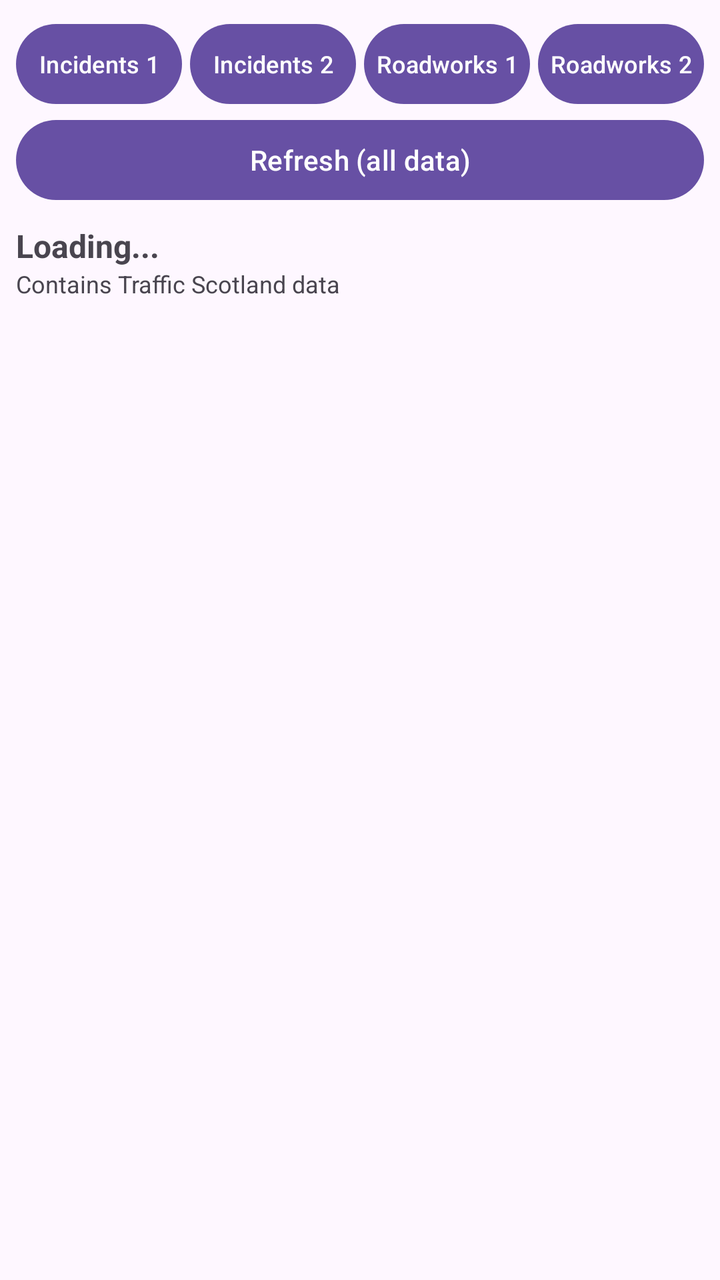
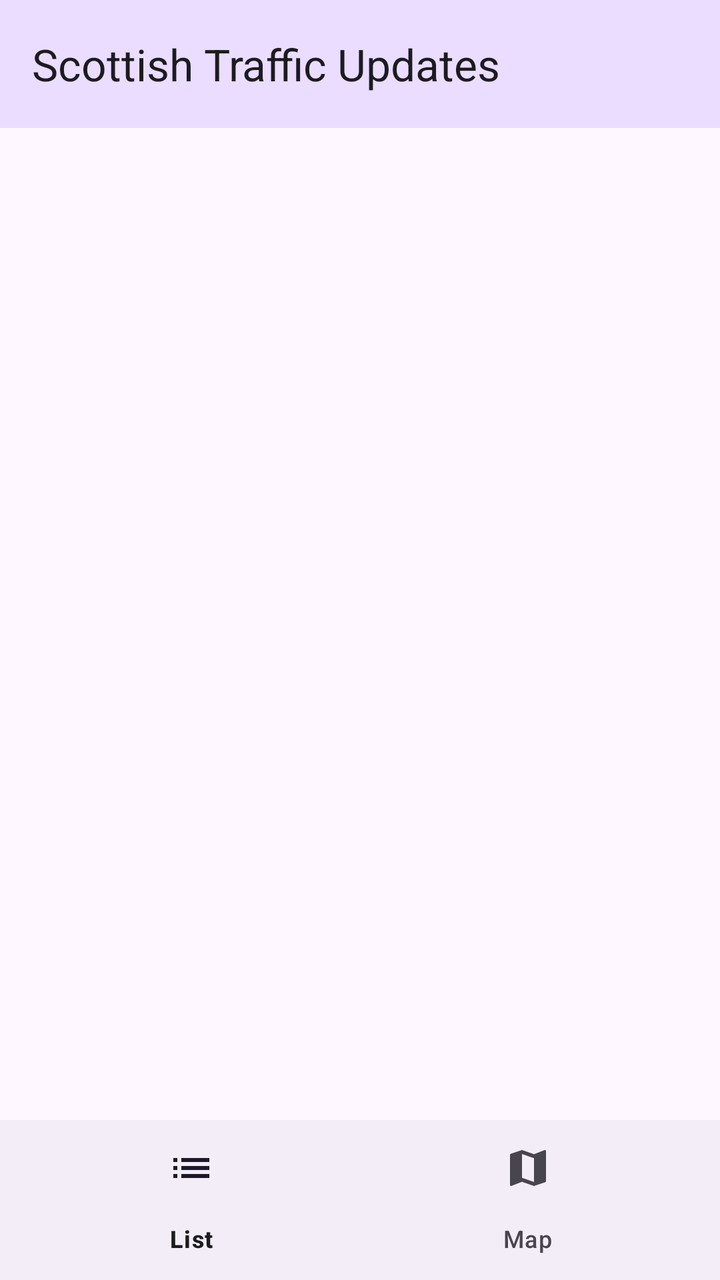

Before-and-after screenshots of an Android layout around one commit, followed by the original layout XML and the change that was made.
<!-- AndroidManifest.xml: application theme Theme.Brady_Jack_S2327712 -->
<!-- res/layout/activity_main.xml -->
<?xml version="1.0" encoding="utf-8"?>
<LinearLayout xmlns:android="http://schemas.android.com/apk/res/android"
    android:id="@+id/main"
    android:layout_width="match_parent"
    android:layout_height="match_parent"
    android:orientation="vertical"
    android:padding="8dp">


    <LinearLayout
        android:layout_width="match_parent"
        android:layout_height="wrap_content"
        android:orientation="horizontal">

        <Button
            android:id="@+id/incidents1Button"
            android:layout_width="0dp"
            android:layout_height="wrap_content"
            android:layout_weight="1"
            android:layout_marginEnd="4dp"
            android:paddingLeft="4dp"
            android:paddingRight="4dp"
            android:textSize="12sp"
            android:text="Incidents 1" />

        <Button
            android:id="@+id/incidents2Button"
            android:layout_width="0dp"
            android:layout_height="wrap_content"
            android:layout_weight="1"
            android:layout_marginEnd="4dp"
            android:paddingLeft="4dp"
            android:paddingRight="4dp"
            android:textSize="12sp"
            android:text="Incidents 2" />

        <Button
            android:id="@+id/roadworks1Button"
            android:layout_width="0dp"
            android:layout_height="wrap_content"
            android:layout_weight="1"
            android:layout_marginEnd="4dp"
            android:paddingLeft="4dp"
            android:paddingRight="4dp"
            android:textSize="12sp"
            android:text="Roadworks 1" />

        <Button
            android:id="@+id/roadworks2Button"
            android:layout_width="0dp"
            android:layout_height="wrap_content"
            android:layout_weight="1"
            android:paddingLeft="4dp"
            android:paddingRight="4dp"
            android:textSize="12sp"
            android:text="Roadworks 2" />
    </LinearLayout>

    <Button
        android:id="@+id/startButton"
        android:layout_width="match_parent"
        android:layout_height="wrap_content"
        android:text="Refresh (all data)" />

    <TextView
        android:id="@+id/salutation"
        android:layout_width="match_parent"
        android:layout_height="wrap_content"
        android:layout_marginTop="8dp"
        android:textSize="16sp"
        android:textStyle="bold"
        android:text="Loading..." />

    <TextView
        android:id="@+id/acknowledgement"
        android:layout_width="match_parent"
        android:layout_height="wrap_content"
        android:textSize="12sp"
        android:text="Contains Traffic Scotland data" />

    <ScrollView
        android:layout_width="match_parent"
        android:layout_height="0dp"
        android:layout_weight="1"
        android:layout_marginTop="8dp">

        <TextView
            android:id="@+id/rawDataDisplay"
            android:layout_width="match_parent"
            android:layout_height="wrap_content"
            android:textSize="14sp" />
    </ScrollView>
</LinearLayout>
<!-- resources referenced by this layout -->
<resources>
  <style name="Theme.Brady_Jack_S2327712" parent="Base.Theme.Brady_Jack_S2327712" />
  <style name="Base.Theme.Brady_Jack_S2327712" parent="Theme.Material3.DayNight.NoActionBar">
          
          
      </style>
</resources>

<!-- the commit's change to res/layout/activity_main.xml (unified diff, before → after) -->
@@ -1,93 +1,28 @@
 <?xml version="1.0" encoding="utf-8"?>
 <LinearLayout xmlns:android="http://schemas.android.com/apk/res/android"
+    xmlns:app="http://schemas.android.com/apk/res-auto"
     android:id="@+id/main"
     android:layout_width="match_parent"
     android:layout_height="match_parent"
-    android:orientation="vertical"
-    android:padding="8dp">
+    android:orientation="vertical">
 
-
-    <LinearLayout
+    <com.google.android.material.appbar.MaterialToolbar
+        android:id="@+id/toolbar"
         android:layout_width="match_parent"
         android:layout_height="wrap_content"
-        android:orientation="horizontal">
+        android:minHeight="?attr/actionBarSize"
+        android:background="?attr/colorPrimaryContainer"
+        app:title="@string/app_name" />
 
-        <Button
-            android:id="@+id/incidents1Button"
-            android:layout_width="0dp"
-            android:layout_height="wrap_content"
-            android:layout_weight="1"
-            android:layout_marginEnd="4dp"
-            android:paddingLeft="4dp"
-            android:paddingRight="4dp"
-            android:textSize="12sp"
-            android:text="Incidents 1" />
+    <FrameLayout
+        android:id="@+id/fragment_container"
+        android:layout_width="match_parent"
+        android:layout_height="0dp"
+        android:layout_weight="1" />
 
-        <Button
-            android:id="@+id/incidents2Button"
-            android:layout_width="0dp"
-            android:layout_height="wrap_content"
-            android:layout_weight="1"
-            android:layout_marginEnd="4dp"
-            android:paddingLeft="4dp"
-            android:paddingRight="4dp"
-            android:textSize="12sp"
-            android:text="Incidents 2" />
-
-        <Button
-            android:id="@+id/roadworks1Button"
-            android:layout_width="0dp"
-            android:layout_height="wrap_content"
-            android:layout_weight="1"
-            android:layout_marginEnd="4dp"
-            android:paddingLeft="4dp"
-            android:paddingRight="4dp"
-            android:textSize="12sp"
-            android:text="Roadworks 1" />
-
-        <Button
-            android:id="@+id/roadworks2Button"
-            android:layout_width="0dp"
-            android:layout_height="wrap_content"
-            android:layout_weight="1"
-            android:paddingLeft="4dp"
-            android:paddingRight="4dp"
-            android:textSize="12sp"
-            android:text="Roadworks 2" />
-    </LinearLayout>
-
-    <Button
-        android:id="@+id/startButton"
+    <com.google.android.material.bottomnavigation.BottomNavigationView
+        android:id="@+id/bottom_nav"
         android:layout_width="match_parent"
         android:layout_height="wrap_content"
-        android:text="Refresh (all data)" />
-
-    <TextView
-        android:id="@+id/salutation"
-        android:layout_width="match_parent"
-        android:layout_height="wrap_content"
-        android:layout_marginTop="8dp"
-        android:textSize="16sp"
-        android:textStyle="bold"
-        android:text="Loading..." />
-
-    <TextView
-        android:id="@+id/acknowledgement"
-        android:layout_width="match_parent"
-        android:layout_height="wrap_content"
-        android:textSize="12sp"
-        android:text="Contains Traffic Scotland data" />
-
-    <ScrollView
-        android:layout_width="match_parent"
-        android:layout_height="0dp"
-        android:layout_weight="1"
-        android:layout_marginTop="8dp">
-
-        <TextView
-            android:id="@+id/rawDataDisplay"
-            android:layout_width="match_parent"
-            android:layout_height="wrap_content"
-            android:textSize="14sp" />
-    </ScrollView>
+        app:menu="@menu/bottom_nav_menu" />
 </LinearLayout>
<!-- resource entries referenced after the edit -->
@@ -1,5 +1,6 @@
 <!-- resources referenced by this layout -->
 <resources>
+  <string name="app_name">Scottish Traffic Updates</string>
   <style name="Theme.Brady_Jack_S2327712" parent="Base.Theme.Brady_Jack_S2327712" />
   <style name="Base.Theme.Brady_Jack_S2327712" parent="Theme.Material3.DayNight.NoActionBar">
           
